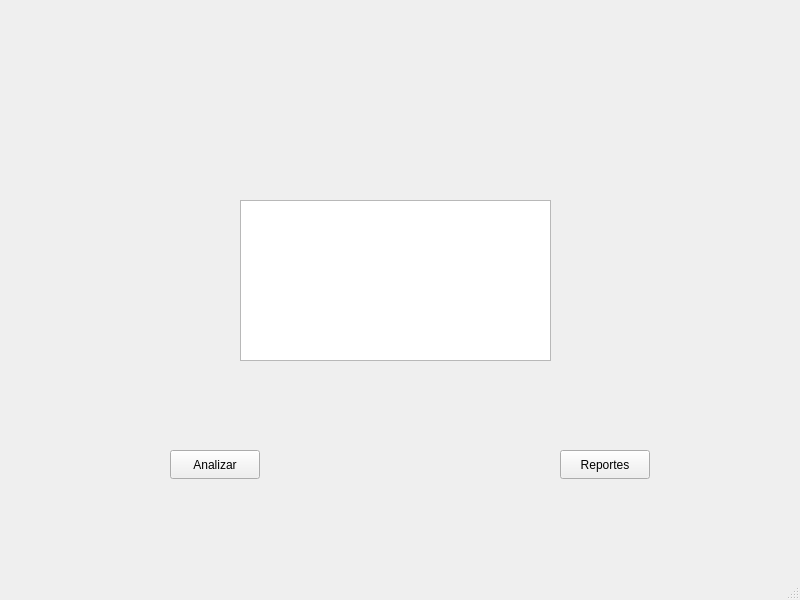
Before: the Qt Designer form mainwindow.ui in alejandroalvarezv/LFP_Proyecto1_1S2026_202404224, drawn with Qt 5.
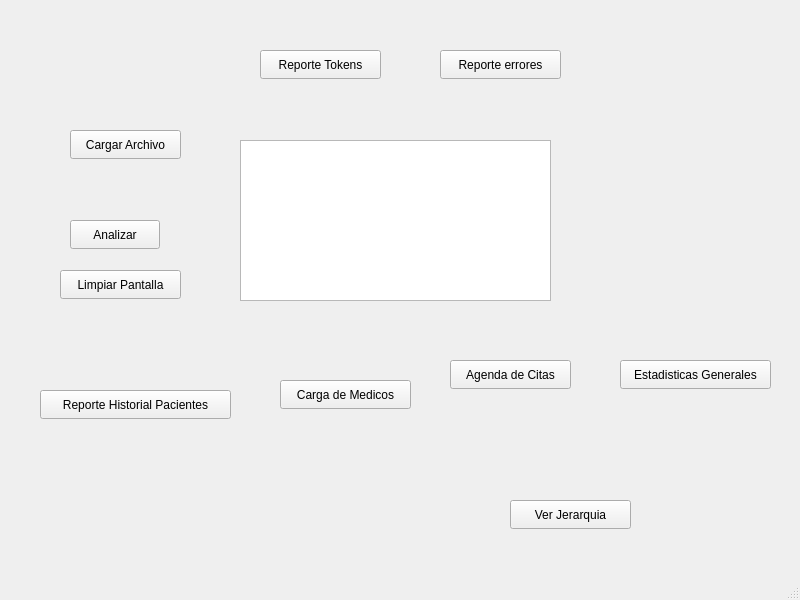
After: the same form once the commit is applied.

Commit message: Reporte 1 y 2 funcionales

```diff
--- a/mainwindow.ui
+++ b/mainwindow.ui
@@ -18,7 +18,7 @@
     <property name="geometry">
      <rect>
       <x>240</x>
-      <y>200</y>
+      <y>140</y>
       <width>311</width>
       <height>161</height>
      </rect>
@@ -27,8 +27,8 @@
    <widget class="QPushButton" name="pushButton">
     <property name="geometry">
      <rect>
-      <x>170</x>
-      <y>450</y>
+      <x>70</x>
+      <y>220</y>
       <width>90</width>
       <height>29</height>
      </rect>
@@ -40,14 +40,118 @@
    <widget class="QPushButton" name="pushButton_2">
     <property name="geometry">
      <rect>
-      <x>560</x>
-      <y>450</y>
-      <width>90</width>
+      <x>620</x>
+      <y>360</y>
+      <width>151</width>
       <height>29</height>
      </rect>
     </property>
     <property name="text">
-     <string>Reportes</string>
+     <string>Estadisticas Generales</string>
+    </property>
+   </widget>
+   <widget class="QPushButton" name="btnCargar">
+    <property name="geometry">
+     <rect>
+      <x>70</x>
+      <y>130</y>
+      <width>111</width>
+      <height>29</height>
+     </rect>
+    </property>
+    <property name="text">
+     <string>Cargar Archivo</string>
+    </property>
+   </widget>
+   <widget class="QPushButton" name="bntLimpiar">
+    <property name="geometry">
+     <rect>
+      <x>60</x>
+      <y>270</y>
+      <width>121</width>
+      <height>29</height>
+     </rect>
+    </property>
+    <property name="text">
+     <string>Limpiar Pantalla</string>
+    </property>
+   </widget>
+   <widget class="QPushButton" name="btnReporteTokens">
+    <property name="geometry">
+     <rect>
+      <x>260</x>
+      <y>50</y>
+      <width>121</width>
+      <height>29</height>
+     </rect>
+    </property>
+    <property name="text">
+     <string>Reporte Tokens</string>
+    </property>
+   </widget>
+   <widget class="QPushButton" name="btnReporteErrores">
+    <property name="geometry">
+     <rect>
+      <x>440</x>
+      <y>50</y>
+      <width>121</width>
+      <height>29</height>
+     </rect>
+    </property>
+    <property name="text">
+     <string>Reporte errores</string>
+    </property>
+   </widget>
+   <widget class="QPushButton" name="ReporteHistorialPacientes">
+    <property name="geometry">
+     <rect>
+      <x>40</x>
+      <y>390</y>
+      <width>191</width>
+      <height>29</height>
+     </rect>
+    </property>
+    <property name="text">
+     <string>Reporte Historial Pacientes</string>
+    </property>
+   </widget>
+   <widget class="QPushButton" name="btnCargaMedicos">
+    <property name="geometry">
+     <rect>
+      <x>280</x>
+      <y>380</y>
+      <width>131</width>
+      <height>29</height>
+     </rect>
+    </property>
+    <property name="text">
+     <string>Carga de Medicos</string>
+    </property>
+   </widget>
+   <widget class="QPushButton" name="btnAgendaCitas">
+    <property name="geometry">
+     <rect>
+      <x>450</x>
+      <y>360</y>
+      <width>121</width>
+      <height>29</height>
+     </rect>
+    </property>
+    <property name="text">
+     <string>Agenda de Citas</string>
+    </property>
+   </widget>
+   <widget class="QPushButton" name="btnVerjerarquia">
+    <property name="geometry">
+     <rect>
+      <x>510</x>
+      <y>500</y>
+      <width>121</width>
+      <height>29</height>
+     </rect>
+    </property>
+    <property name="text">
+     <string>Ver Jerarquia</string>
     </property>
    </widget>
   </widget>
```
Left out of the diff: 2 changed lines with no effect on the pictures. The commit also changes 26 other files.
